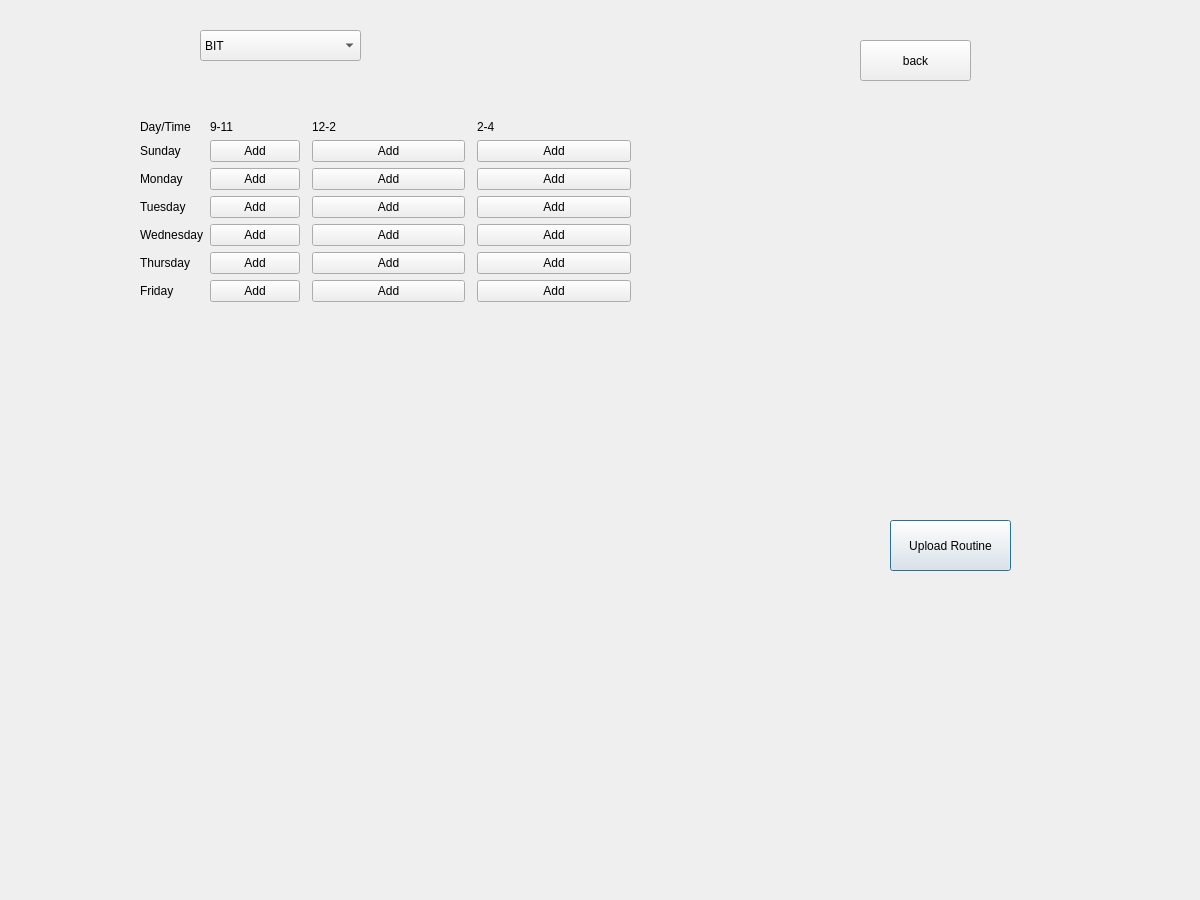
prazzx/Kakshya, file uploadroutine.ui: the form before one commit.
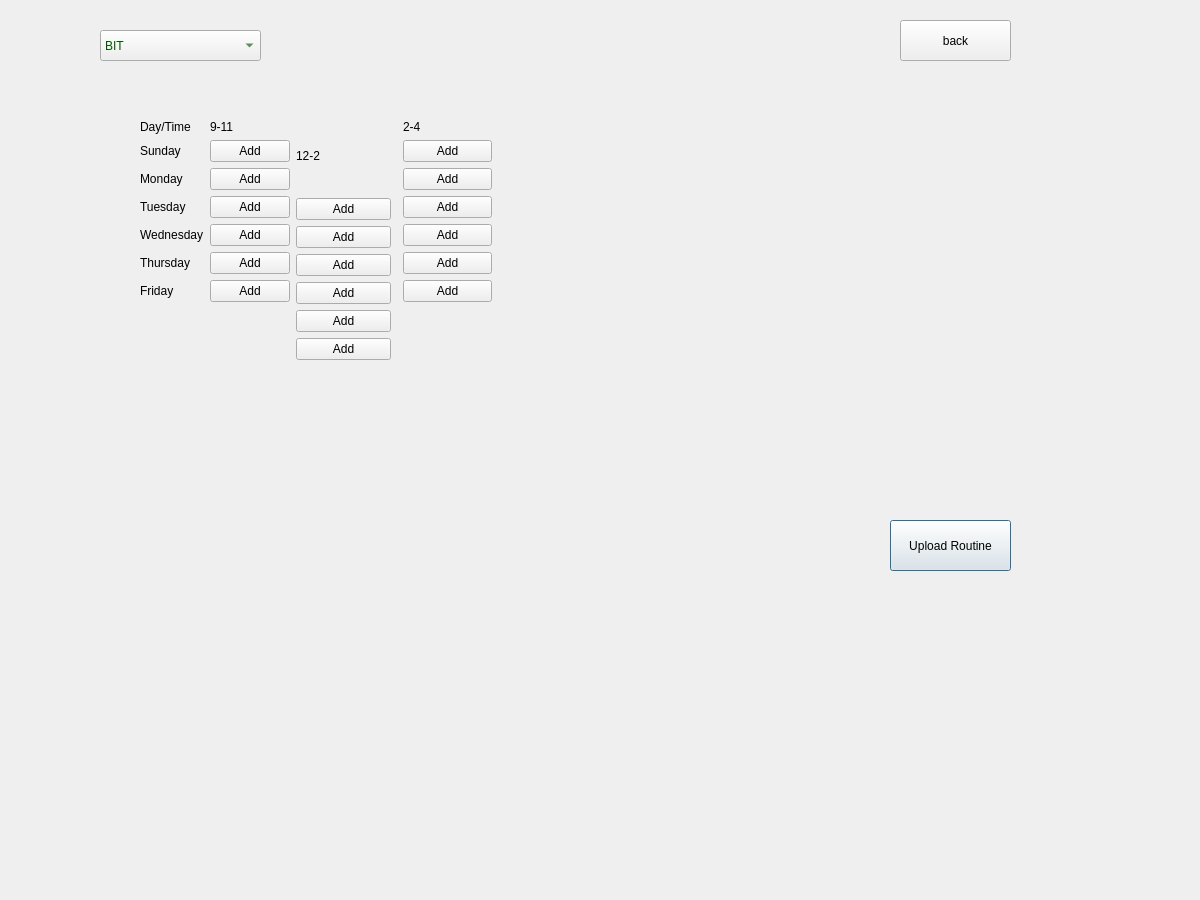
The form after the commit.

```diff
--- a/uploadroutine.ui
+++ b/uploadroutine.ui
@@ -16,12 +16,16 @@
   <widget class="QComboBox" name="comboBoxSelect">
    <property name="geometry">
     <rect>
-     <x>200</x>
+     <x>100</x>
      <y>30</y>
      <width>161</width>
      <height>31</height>
     </rect>
    </property>
+   <property name="styleSheet">
+    <string notr="true">font: 700 14pt &quot;Arial&quot;;
+color: rgb(0, 85, 0);</string>
+   </property>
    <item>
     <property name="text">
      <string>BIT</string>
@@ -92,8 +96,8 @@
   <widget class="QPushButton" name="pushButton">
    <property name="geometry">
     <rect>
-     <x>860</x>
-     <y>40</y>
+     <x>900</x>
+     <y>20</y>
      <width>111</width>
      <height>41</height>
     </rect>
@@ -102,13 +106,13 @@
     <string>back</string>
    </property>
   </widget>
-  <widget class="QWidget" name="">
+  <widget class="QWidget" name="layoutWidget">
    <property name="geometry">
     <rect>
      <x>140</x>
      <y>120</y>
-     <width>491</width>
-     <height>231</height>
+     <width>352</width>
+     <height>240</height>
     </rect>
    </property>
    <layout class="QHBoxLayout" name="horizontalLayout">
@@ -221,8 +225,8 @@
      </layout>
     </item>
     <item>
-     <layout class="QFormLayout" name="formLayout_2">
-      <item row="0" column="1">
+     <layout class="QVBoxLayout" name="verticalLayout">
+      <item>
        <widget class="QLabel" name="label_11">
         <property name="maximumSize">
          <size>
@@ -235,42 +239,42 @@
         </property>
        </widget>
       </item>
-      <item row="1" column="1">
+      <item>
        <widget class="QPushButton" name="pushButton21">
         <property name="text">
          <string>Add</string>
         </property>
        </widget>
       </item>
-      <item row="2" column="1">
+      <item>
        <widget class="QPushButton" name="pushButton22">
         <property name="text">
          <string>Add</string>
         </property>
        </widget>
       </item>
-      <item row="3" column="1">
+      <item>
        <widget class="QPushButton" name="pushButton23">
         <property name="text">
          <string>Add</string>
         </property>
        </widget>
       </item>
-      <item row="4" column="1">
+      <item>
        <widget class="QPushButton" name="pushButton24">
         <property name="text">
          <string>Add</string>
         </property>
        </widget>
       </item>
-      <item row="5" column="1">
+      <item>
        <widget class="QPushButton" name="pushButton25">
         <property name="text">
          <string>Add</string>
         </property>
        </widget>
       </item>
-      <item row="6" column="1">
+      <item>
        <widget class="QPushButton" name="pushButton26">
         <property name="text">
          <string>Add</string>
```
